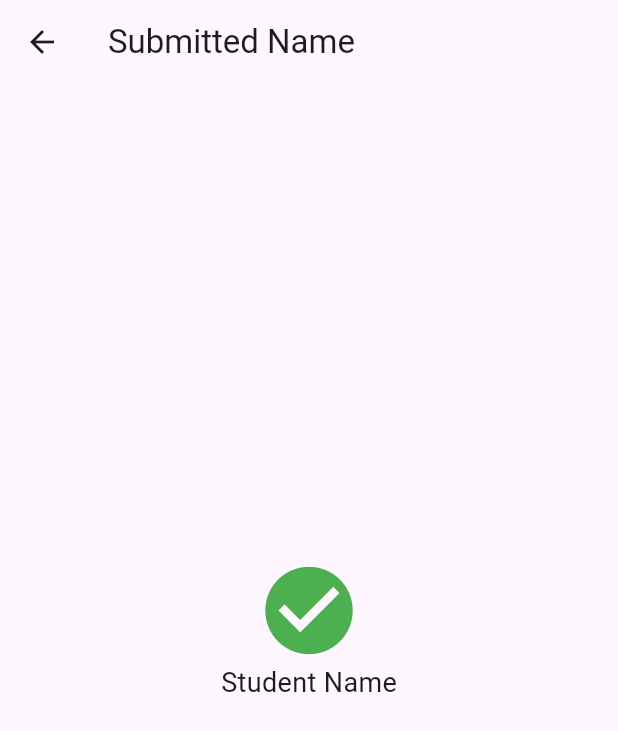
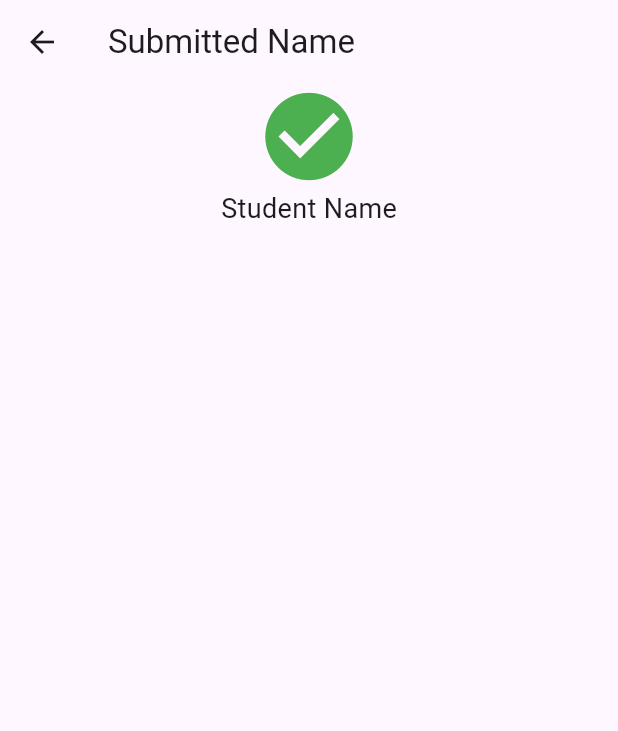
Before and after one commit to NetraChauhan/flutter_lab_sheet_4, a Flutter app: the Display screen opened directly with empty values, on a phone screen of 412 x 824 dp. Shown: the top 731 px of the screen. Run offline on Flutter 3.47's test engine with Material 3 defaults, Android fonts, the phone set to English and light mode, and no system bars.

Commit message:
Remove vertical centering from Program 18

```diff
--- a/lib/program_18.dart
+++ b/lib/program_18.dart
@@ -16,5 +16,5 @@ class _S extends State<FormPage>{
 class Display extends StatelessWidget{
  final String name;
  const Display(this.name,{super.key});
- Widget build(c)=>Scaffold(appBar:AppBar(title:const Text('Submitted Name')),body:Center(child:Column(mainAxisSize:MainAxisSize.min,children:[const Icon(Icons.check_circle,size:70,color:Colors.green),const Text('Student Name',style:TextStyle(fontSize:18)),Text(name,style:const TextStyle(fontSize:28,fontWeight:FontWeight.bold))])));
+ Widget build(c)=>Scaffold(appBar:AppBar(title:const Text('Submitted Name')),body:Align(alignment:Alignment.topCenter,child:Column(mainAxisSize:MainAxisSize.min,children:[const Icon(Icons.check_circle,size:70,color:Colors.green),const Text('Student Name',style:TextStyle(fontSize:18)),Text(name,style:const TextStyle(fontSize:28,fontWeight:FontWeight.bold))])));
 }
```
